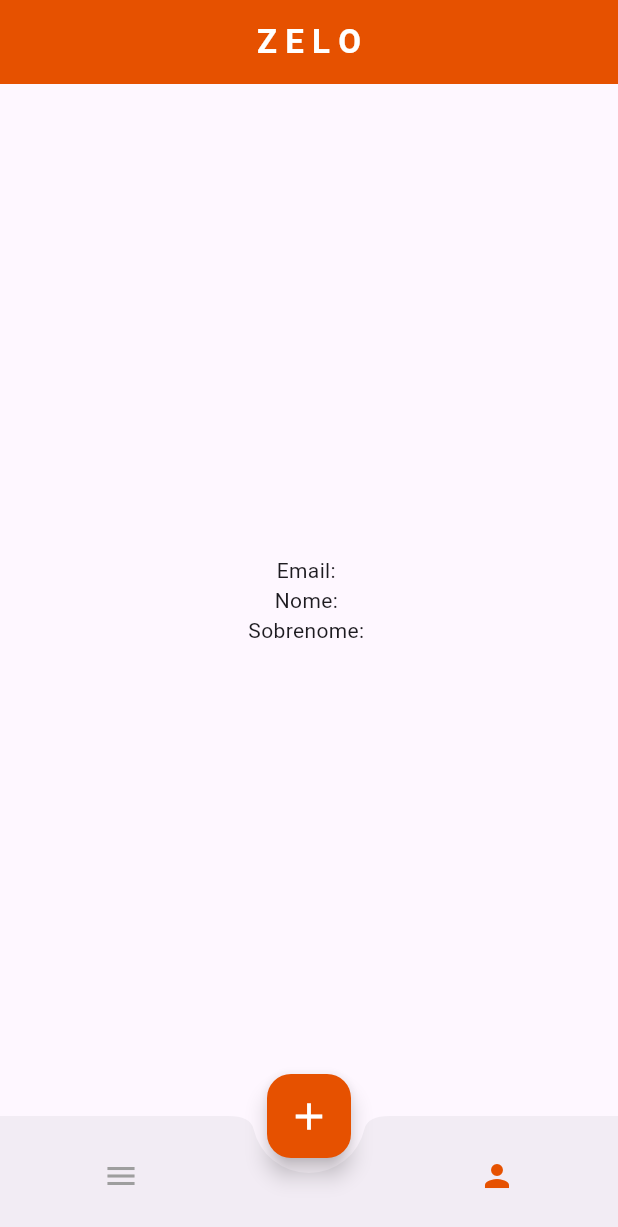
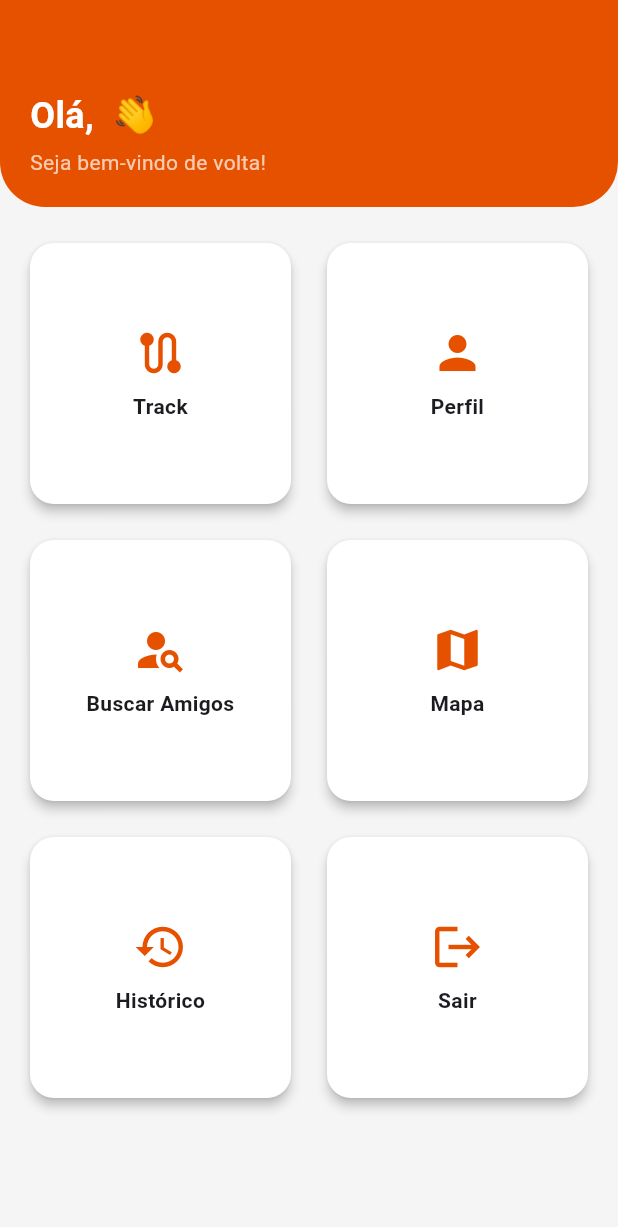
Before and after one commit to JotaDouglas/track_tcc, a Flutter app: the HomeView screen opened by its route, on a phone screen of 412 x 824 dp. Shown: the top 1227 px of the screen. Run offline on Flutter 3.47's test engine with Material 3 defaults, Android fonts, the phone set to English and light mode, and no system bars; our stand-ins replace animate_do, flutter_map, flutter_svg, geocoding, geolocator, go_router and 7 more; accounts and stored records are empty; generated files the repository leaves out were written again.

Commit message:
feat: aDição de melhorias no modelo de tela e logo da tela track

```diff
--- a/lib/views/home/home.view.dart
+++ b/lib/views/home/home.view.dart
@@ -1,24 +1,20 @@
-// ignore_for_file: use_build_context_synchronously
-
 import 'package:flutter/material.dart';
+import 'package:go_router/go_router.dart';
 import 'package:permission_handler/permission_handler.dart';
 import 'package:provider/provider.dart';
 import 'package:track_tcc_app/helper/location.helper.dart';
-import 'package:track_tcc_app/views/widgets/drawer.widget.dart';
 import 'package:track_tcc_app/viewmodel/login.viewmodel.dart';
+import 'package:track_tcc_app/views/widgets/card_home.dart';
 
 class HomeView extends StatefulWidget {
   const HomeView({super.key});
 
   @override
-  HomeViewState createState() => HomeViewState();
+  State<HomeView> createState() => _HomeViewState();
 }
 
-class HomeViewState extends State<HomeView> {
-  int _currentIndex = 0;
-  LoginViewModel dados = LoginViewModel();
-  final GlobalKey<ScaffoldState> _scaffoldKey =
-      GlobalKey<ScaffoldState>(); // Chave do Scaffold
+class _HomeViewState extends State<HomeView> {
+  final GlobalKey<ScaffoldState> _scaffoldKey = GlobalKey<ScaffoldState>();
 
   @override
   void initState() {
@@ -30,13 +26,11 @@ class HomeViewState extends State<HomeView> {
 
   Future<void> requestLocationPermission(BuildContext context) async {
     var status = await Permission.location.status;
-
     if (!status.isGranted) {
       status = await Permission.location.request();
     }
 
     if (status.isDenied || status.isPermanentlyDenied) {
-      // Exibe alerta ou redireciona o usuário para configurações
       if (mounted) {
         await showDialog(
           context: context,
@@ -54,92 +48,99 @@ class HomeViewState extends State<HomeView> {
         );
       }
     } else {
-      // log("Permissões aceitas");
       if (mounted) {
         Locationhelper().checkGps(context);
       }
     }
   }
 
-  Future testRev(String id) async {
-    try {
-      await dados.loadUsuario(id);
-    } catch (e) {
-      return null;
-    }
-  }
-
   @override
   Widget build(BuildContext context) {
-    final authViewModel = Provider.of<LoginViewModel>(context, listen: false);
-    // testRev(authViewModel.loginUser!.id!);
+    final authViewModel = Provider.of<LoginViewModel>(context);
+    final String nome = authViewModel.loginUser?.username ?? 'Usuário';
+
     return Scaffold(
-      key: _scaffoldKey, // Adicionando a chave ao Scaffold
-      appBar: AppBar(
-        title: const Text(
-          "Z E L O",
-          style: TextStyle(
+      key: _scaffoldKey,
+      backgroundColor: Colors.grey[100],
+      body: Column(
+        children: [
+          Container(
+            padding: const EdgeInsets.only(top: 60, left: 20, right: 20, bottom: 20),
+            decoration: BoxDecoration(
+              color: Colors.orange[900],
+              borderRadius: const BorderRadius.only(
+                bottomLeft: Radius.circular(30),
+                bottomRight: Radius.circular(30),
+              ),
+            ),
+            width: double.infinity,
+            child: Column(
+              crossAxisAlignment: CrossAxisAlignment.start,
+              children: [
+                Text(
+                  'Olá, $nome 👋',
+                  style: const TextStyle(
+                    fontSize: 24,
                     color: Colors.white,
                     fontWeight: FontWeight.bold,
                   ),
                 ),
-        centerTitle: true,
-        backgroundColor: Colors.orange[900],
-        automaticallyImplyLeading: false,
+                const SizedBox(height: 4),
+                const Text(
+                  'Seja bem-vindo de volta!',
+                  style: TextStyle(color: Colors.white70),
                 ),
-
-      drawer: DrawerWidget(authViewModel: authViewModel),
-      body: Center(
-        child: Column(
-          mainAxisAlignment: MainAxisAlignment.center,
-          crossAxisAlignment: CrossAxisAlignment.center,
-          children: [
-            Text(authViewModel.loginUser?.email != null
-                ? "Email: ${authViewModel.loginUser?.email}"
-                : "Sem e-mail"),
-            Text(authViewModel.loginUser?.username != null
-                ? "Nome: ${authViewModel.loginUser?.username}"
-                : "Sem nome"),
-            Text(authViewModel.loginUser?.sobrenome != null
-                ? "Sobrenome: ${authViewModel.loginUser?.sobrenome}"
-                : "Sem sobrenome"),
               ],
             ),
           ),
-      bottomNavigationBar: BottomAppBar(
-        shape: const CircularNotchedRectangle(),
-        notchMargin: 10,
-        child: Row(
-          mainAxisAlignment: MainAxisAlignment.spaceAround,
-          children: <Widget>[
-            IconButton(
-              icon: Icon(Icons.menu,
-                  color: _currentIndex == 1 ? Colors.orange[900] : Colors.grey),
-              onPressed: () {
-                _scaffoldKey.currentState?.openDrawer(); // Abre o Drawer
-              },
+          const SizedBox(height: 20),
+          Expanded(
+            child: GridView.count(
+              padding: const EdgeInsets.symmetric(horizontal: 16),
+              crossAxisCount: 2,
+              crossAxisSpacing: 16,
+              mainAxisSpacing: 16,
+              children: [
+                buildCard(
+                  icon: Icons.route,
+                  label: "Track",
+                  onTap: () => GoRouter.of(context).push('/track'),
                 ),
-            const SizedBox(width: 40), // Espaço para o botão central
-            IconButton(
-              icon: Icon(Icons.person,
-                  color: _currentIndex == 0 ? Colors.orange[900] : Colors.grey),
-              onPressed: () {
-                setState(() {
-                  _currentIndex = 0;
-                });
+                buildCard(
+                  icon: Icons.person,
+                  label: "Perfil",
+                  onTap: () => GoRouter.of(context).push('/user-perfil'),
+                ),
+                buildCard(
+                  icon: Icons.person_search,
+                  label: "Buscar Amigos",
+                  onTap: () => GoRouter.of(context).push('/user-search'),
+                ),
+                buildCard(
+                  icon: Icons.map,
+                  label: "Mapa",
+                  onTap: () => GoRouter.of(context).push('/historic'),
+                ),
+                buildCard(
+                  icon: Icons.history,
+                  label: "Histórico",
+                  onTap: () => GoRouter.of(context).push('/historico-home'),
+                ),
+                buildCard(
+                  icon: Icons.logout,
+                  label: "Sair",
+                  onTap: () {
+                    authViewModel.logout();
+                    GoRouter.of(context).pushReplacement('/login');
                   },
                 ),
               ],
             ),
           ),
-      floatingActionButton: FloatingActionButton(
-        onPressed: () {
-          // Adicionar nova atividade
-        },
-        backgroundColor: Colors.orange[900],
-        child: const Icon(Icons.add, size: 30, color: Colors.white),
+        ],
       ),
-      floatingActionButtonLocation: FloatingActionButtonLocation.centerDocked,
     );
   }
+
+
 }
--- /dev/null
+++ b/lib/views/widgets/card_home.dart
@@ -0,0 +1,36 @@
+import 'package:flutter/material.dart';
+
+Widget buildCard({
+    required IconData icon,
+    required String label,
+    required VoidCallback onTap,
+  }) {
+    return GestureDetector(
+      onTap: onTap,
+      child: Card(
+        elevation: 3,
+        shape: RoundedRectangleBorder(borderRadius: BorderRadius.circular(16)),
+        color: Colors.white,
+        child: Center(
+          child: Padding(
+            padding: const EdgeInsets.all(12.0),
+            child: Column(
+              mainAxisSize: MainAxisSize.min,
+              children: [
+                Icon(icon, size: 36, color: Colors.orange[900]),
+                const SizedBox(height: 8),
+                Text(
+                  label,
+                  textAlign: TextAlign.center,
+                  style: const TextStyle(
+                    fontWeight: FontWeight.w600,
+                    fontSize: 14,
+                  ),
+                )
+              ],
+            ),
+          ),
+        ),
+      ),
+    );
+  }
```
Also changed, not shown: assets/images/newTracking.svg. Lines whose indentation alone changed are shown as unchanged.
